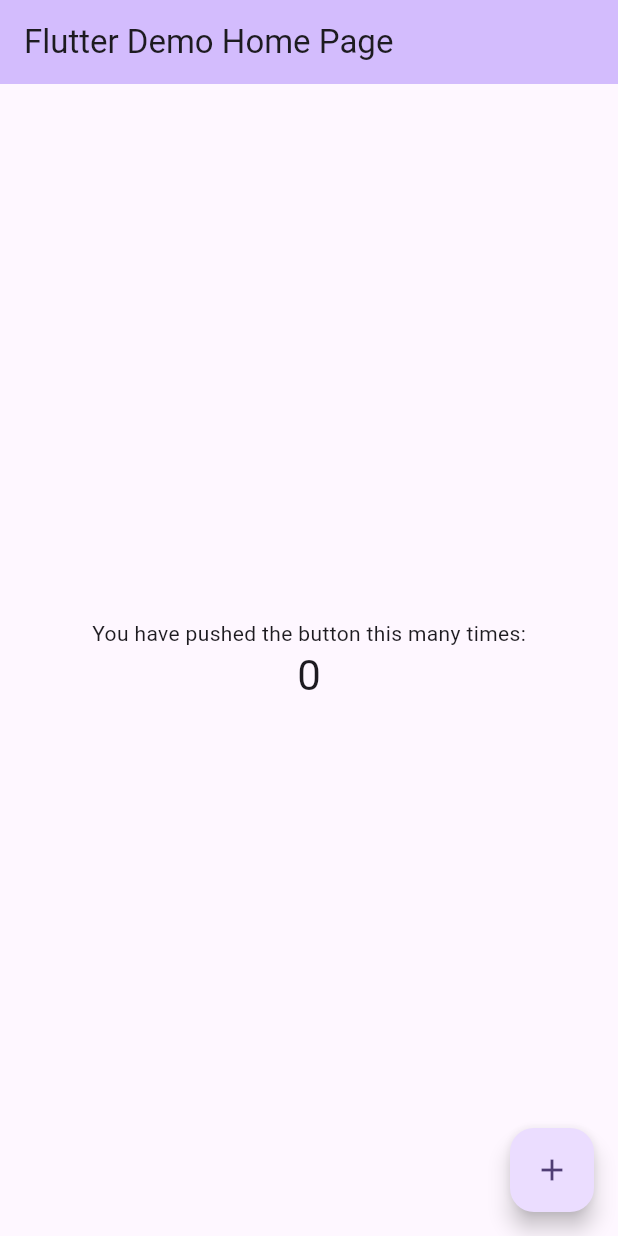
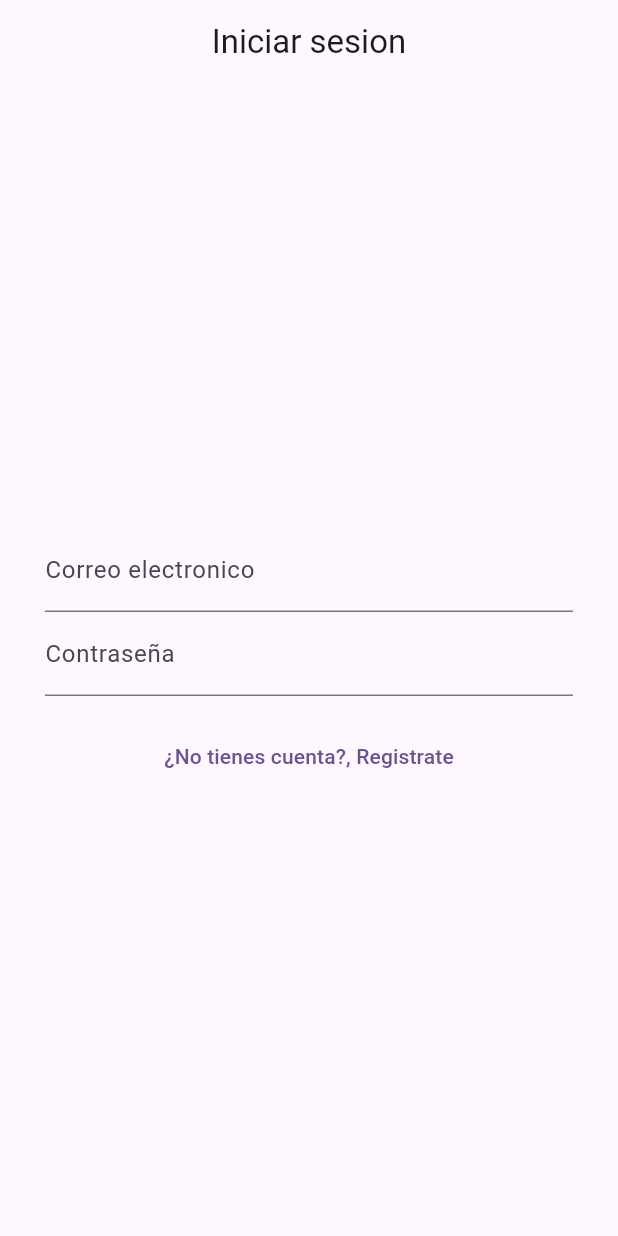
Before and after one commit to AaronPitarch/personal_board_games, a Flutter app: the screen it shows after launch, on a phone screen of 412 x 824 dp. Run offline on Flutter 3.47's test engine with Material 3 defaults, Android fonts, the phone set to English and light mode, and no system bars.

Commit message:
create home and registration page

```diff
--- a/lib/main.dart
+++ b/lib/main.dart
@@ -1,4 +1,5 @@
 import 'package:flutter/material.dart';
+import 'package:personal_board_games/pages/user/login_page.dart';
 
 void main() {
   runApp(const MyApp());
@@ -11,115 +12,13 @@
   @override
   Widget build(BuildContext context) {
     return MaterialApp(
+      debugShowCheckedModeBanner: false,
       title: 'Flutter Demo',
       theme: ThemeData(
-        // This is the theme of your application.
-        //
-        // TRY THIS: Try running your application with "flutter run". You'll see
-        // the application has a purple toolbar. Then, without quitting the app,
-        // try changing the seedColor in the colorScheme below to Colors.green
-        // and then invoke "hot reload" (save your changes or press the "hot
-        // reload" button in a Flutter-supported IDE, or press "r" if you used
-        // the command line to start the app).
-        //
-        // Notice that the counter didn't reset back to zero; the application
-        // state is not lost during the reload. To reset the state, use hot
-        // restart instead.
-        //
-        // This works for code too, not just values: Most code changes can be
-        // tested with just a hot reload.
         colorScheme: ColorScheme.fromSeed(seedColor: Colors.deepPurple),
         useMaterial3: true,
       ),
-      home: const MyHomePage(title: 'Flutter Demo Home Page'),
+      home: const LoginPage(),
     );
   }
 }
-
-class MyHomePage extends StatefulWidget {
-  const MyHomePage({super.key, required this.title});
-
-  // This widget is the home page of your application. It is stateful, meaning
-  // that it has a State object (defined below) that contains fields that affect
-  // how it looks.
-
-  // This class is the configuration for the state. It holds the values (in this
-  // case the title) provided by the parent (in this case the App widget) and
-  // used by the build method of the State. Fields in a Widget subclass are
-  // always marked "final".
-
-  final String title;
-
-  @override
-  State<MyHomePage> createState() => _MyHomePageState();
-}
-
-class _MyHomePageState extends State<MyHomePage> {
-  int _counter = 0;
-
-  void _incrementCounter() {
-    setState(() {
-      // This call to setState tells the Flutter framework that something has
-      // changed in this State, which causes it to rerun the build method below
-      // so that the display can reflect the updated values. If we changed
-      // _counter without calling setState(), then the build method would not be
-      // called again, and so nothing would appear to happen.
-      _counter++;
-    });
-  }
-
-  @override
-  Widget build(BuildContext context) {
-    // This method is rerun every time setState is called, for instance as done
-    // by the _incrementCounter method above.
-    //
-    // The Flutter framework has been optimized to make rerunning build methods
-    // fast, so that you can just rebuild anything that needs updating rather
-    // than having to individually change instances of widgets.
-    return Scaffold(
-      appBar: AppBar(
-        // TRY THIS: Try changing the color here to a specific color (to
-        // Colors.amber, perhaps?) and trigger a hot reload to see the AppBar
-        // change color while the other colors stay the same.
-        backgroundColor: Theme.of(context).colorScheme.inversePrimary,
-        // Here we take the value from the MyHomePage object that was created by
-        // the App.build method, and use it to set our appbar title.
-        title: Text(widget.title),
-      ),
-      body: Center(
-        // Center is a layout widget. It takes a single child and positions it
-        // in the middle of the parent.
-        child: Column(
-          // Column is also a layout widget. It takes a list of children and
-          // arranges them vertically. By default, it sizes itself to fit its
-          // children horizontally, and tries to be as tall as its parent.
-          //
-          // Column has various properties to control how it sizes itself and
-          // how it positions its children. Here we use mainAxisAlignment to
-          // center the children vertically; the main axis here is the vertical
-          // axis because Columns are vertical (the cross axis would be
-          // horizontal).
-          //
-          // TRY THIS: Invoke "debug painting" (choose the "Toggle Debug Paint"
-          // action in the IDE, or press "p" in the console), to see the
-          // wireframe for each widget.
-          mainAxisAlignment: MainAxisAlignment.center,
-          children: <Widget>[
-            const Text(
-              'You have pushed the button this many times:',
-            ),
-            Text(
-              '$_counter',
-              style: Theme.of(context).textTheme.headlineMedium,
-            ),
-          ],
-        ),
-      ),
-      floatingActionButton: FloatingActionButton(
-        onPressed: _incrementCounter,
-        tooltip: 'Increment',
-        child: const Icon(Icons.add),
-      ), // This trailing comma makes auto-formatting nicer for build methods.
-    );
-  }
-}
--- /dev/null
+++ b/lib/pages/user/login_page.dart
@@ -0,0 +1,51 @@
+import 'package:flutter/material.dart';
+import 'package:personal_board_games/pages/user/register_page.dart';
+
+class LoginPage extends StatefulWidget {
+  const LoginPage({super.key});
+
+  @override
+  State<LoginPage> createState() => _LoginPageState();
+}
+
+class _LoginPageState extends State<LoginPage> {
+  @override
+  Widget build(BuildContext context) {
+    return Scaffold(
+      appBar: AppBar(
+        title: const Text('Iniciar sesion'),
+        centerTitle: true,
+      ),
+      body: Center(
+        child: Column(
+          mainAxisAlignment: MainAxisAlignment.center,
+          children: [
+            Container(
+              margin: const EdgeInsets.symmetric(horizontal: 30),
+              child: const TextField(
+                decoration: InputDecoration(
+                  labelText: 'Correo electronico',
+                ),
+              ),
+            ),
+            Container(
+              margin: const EdgeInsets.symmetric(horizontal: 30),
+              child: const TextField(
+                decoration: InputDecoration(
+                  labelText: 'Contraseña',
+                ),
+              ),
+            ),
+            const SizedBox(height: 16.0),
+            TextButton(
+              onPressed: () {
+                Navigator.push(context, MaterialPageRoute(builder: (context) => const RegisterPage()));
+              },
+              child: const Text('¿No tienes cuenta?, Registrate')
+            ),
+          ],
+        )
+      ),
+    );
+  }
+}
```
Also changed, not shown: lib/pages/user/register_page.dart (added, +65 -0 lines), lib/pages/games/edit_game_page.dart (added), lib/pages/games/game_details_page.dart (added), lib/pages/games/insert_game_page.dart (added), lib/pages/games/list_games_page.dart (added).
